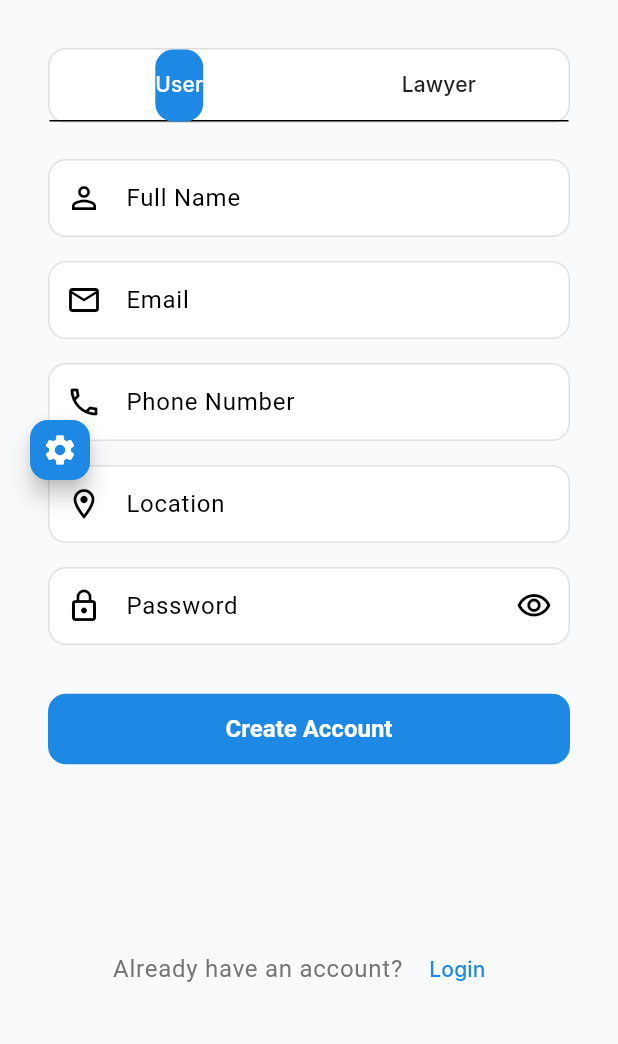
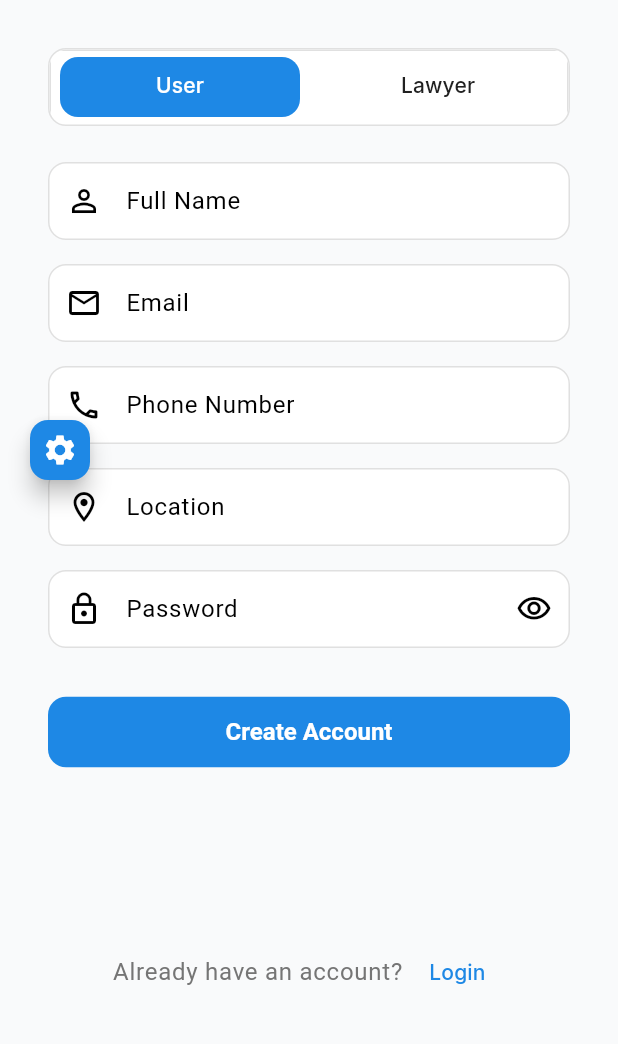
Before and after one commit to shadabtanjeed/CaseMate, a Flutter app: the screen it shows after launch, after a tap on "Skip", after a tap on "Login", after a tap on "Sign up", on a phone screen of 412 x 824 dp, the part 168-1212 px from its top. Run offline on Flutter 3.47's test engine with Material 3 defaults, Android fonts, the phone set to English and light mode, and no system bars; our stand-ins replace equatable, flutter_dotenv, flutter_markdown, flutter_riverpod, flutter_secure_storage, fluttertoast and 3 more; missing offline and left inert: flutter_sslcommerz, jitsi_meet_flutter_sdk; project files that could hold a hidden picture were left out.

Commit message:
add padding on registration page, polish ui

```diff
--- a/frontend/lib/features/auth/presentation/screens/register_screen.dart
+++ b/frontend/lib/features/auth/presentation/screens/register_screen.dart
@@ -167,18 +167,36 @@ class _RegisterScreenState extends ConsumerState<RegisterScreen>
                     borderRadius: BorderRadius.circular(12),
                     border: Border.all(color: AppTheme.borderColor),
                   ),
+                  child: ClipRRect(
+                    borderRadius: BorderRadius.circular(12),
+                    child: Container(
+                      decoration: BoxDecoration(
+                        border: Border(
+                          top: BorderSide(color: AppTheme.borderColor),
+                          left: BorderSide(color: AppTheme.borderColor),
+                          right: BorderSide(color: AppTheme.borderColor),
+                          bottom: BorderSide(color: Colors.transparent),
+                        ),
+                      ),
                       child: TabBar(
                         controller: _tabController,
                         indicator: BoxDecoration(
                           color: AppTheme.primaryBlue,
                           borderRadius: BorderRadius.circular(12),
                         ),
+                        indicatorSize: TabBarIndicatorSize.tab,
+                        indicatorPadding: const EdgeInsets.symmetric(horizontal: 6, vertical: 4),
                         labelColor: Colors.white,
                         unselectedLabelColor: AppTheme.textPrimary,
+                        dividerColor: Colors.transparent,
+                        isScrollable: false,
+                        labelPadding: const EdgeInsets.symmetric(horizontal: 0),
                         tabs: const [
                           Tab(text: 'User'),
                           Tab(text: 'Lawyer'),
                         ],
+                      ),
+                    ),
                   ),
                 ),
                 const SizedBox(height: 24),
@@ -452,7 +470,7 @@ class _RegisterScreenState extends ConsumerState<RegisterScreen>
               decoration: const InputDecoration(
                 labelText: 'Consultation Fee (per hour)',
                 prefixIcon: Icon(Icons.attach_money),
-                hintText: 'e.g. 50.00',
+                hintText: 'e.g. 500.00',
               ),
               validator: (value) {
                 if (value == null || value.isEmpty) {
--- a/frontend/lib/features/auth/presentation/screens/splash_screen.dart
+++ b/frontend/lib/features/auth/presentation/screens/splash_screen.dart
@@ -22,58 +22,34 @@ class _SplashScreenState extends State<SplashScreen>
   void initState() {
     super.initState();
     _controller = AnimationController(
-      duration: const Duration(milliseconds: 2200),
+      duration: const Duration(milliseconds: 1400),
       vsync: this,
     );
 
-    // Initial emerge animation
     _scaleAnimation = Tween<double>(begin: 0.0, end: 1.0).animate(
       CurvedAnimation(
         parent: _controller,
-        curve: const Interval(0.0, 0.35, curve: Curves.elasticOut),
+        curve: const Interval(0.0, 0.34, curve: Curves.easeOutCubic),
+      ),
+    );
+    _pulseAnimation = AlwaysStoppedAnimation<double>(1.0);
+
+    _glowAnimation = Tween<double>(begin: 0.0, end: 1.0).animate(
+      CurvedAnimation(
+        parent: _controller,
+        curve: const Interval(0.56, 0.82, curve: Curves.easeIn),
       ),
     );
 
-    // Gentle throb/pulse animation
-    _pulseAnimation = TweenSequence<double>([
-      TweenSequenceItem(
-        tween: Tween<double>(begin: 1.0, end: 1.08)
-            .chain(CurveTween(curve: Curves.easeInOut)),
-        weight: 1.0,
-      ),
-      TweenSequenceItem(
-        tween: Tween<double>(begin: 1.08, end: 1.0)
-            .chain(CurveTween(curve: Curves.easeInOut)),
-        weight: 1.0,
-      ),
-    ]).animate(
+    _shineAnimation = Tween<double>(begin: -1.0, end: 1.5).animate(
       CurvedAnimation(
         parent: _controller,
-        curve: const Interval(0.35, 0.65, curve: Curves.easeInOut),
+        curve: const Interval(0.58, 1.0, curve: Curves.easeInOut),
       ),
     );
 
-    // Glow intensity animation
-    _glowAnimation = Tween<double>(begin: 0.0, end: 1.0).animate(
-      CurvedAnimation(
-        parent: _controller,
-        curve: const Interval(0.6, 0.85, curve: Curves.easeIn),
-      ),
-    );
-
-    // Glass shine effect - completes before transition
-    _shineAnimation = Tween<double>(begin: -1.0, end: 1.5).animate(
-      CurvedAnimation(
-        parent: _controller,
-        curve: const Interval(0.65, 0.95, curve: Curves.easeInOut),
-      ),
-    );
-
-    _controller.forward();
-
-    // Delay increased to allow shine to complete
-    Future.delayed(const Duration(milliseconds: 2800), () {
-      widget.onComplete();
+    _controller.forward().whenComplete(() {
+      if (mounted) widget.onComplete();
     });
   }
 
@@ -108,7 +84,6 @@ class _SplashScreenState extends State<SplashScreen>
                     child: Stack(
                       alignment: Alignment.center,
                       children: [
-                        // Outer glow effect
                         Container(
                           width: 112,
                           height: 112,
@@ -116,19 +91,18 @@ class _SplashScreenState extends State<SplashScreen>
                             borderRadius: BorderRadius.circular(24),
                             boxShadow: [
                               BoxShadow(
-                                color: Colors.white.withOpacity(0.3 * _glowAnimation.value),
-                                blurRadius: 40 * _glowAnimation.value,
-                                spreadRadius: 10 * _glowAnimation.value,
+                                color: Colors.white.withOpacity(0.18 * _glowAnimation.value),
+                                blurRadius: 28 * _glowAnimation.value,
+                                spreadRadius: 6 * _glowAnimation.value,
                               ),
                               BoxShadow(
-                                color: AppTheme.primaryBlue.withOpacity(0.4 * _glowAnimation.value),
-                                blurRadius: 60 * _glowAnimation.value,
-                                spreadRadius: 5 * _glowAnimation.value,
+                                color: AppTheme.primaryBlue.withOpacity(0.24 * _glowAnimation.value),
+                                blurRadius: 40 * _glowAnimation.value,
+                                spreadRadius: 3 * _glowAnimation.value,
                               ),
                             ],
                           ),
                         ),
-                        // Main container
                         ClipRRect(
                           borderRadius: BorderRadius.circular(24),
                           child: Stack(
@@ -152,7 +126,6 @@ class _SplashScreenState extends State<SplashScreen>
                                   color: AppTheme.primaryBlue,
                                 ),
                               ),
-                              // Glass shine effect
                               if (_shineAnimation.value > -1.0 && _shineAnimation.value < 1.5)
                                 Positioned.fill(
                                   child: Transform.translate(
@@ -165,9 +138,9 @@ class _SplashScreenState extends State<SplashScreen>
                                           end: Alignment.centerRight,
                                           colors: [
                                             Colors.transparent,
-                                            Colors.white.withOpacity(0.4),
-                                            Colors.white.withOpacity(0.6),
-                                            Colors.white.withOpacity(0.4),
+                                            Colors.white.withOpacity(0.28),
+                                            Colors.white.withOpacity(0.48),
+                                            Colors.white.withOpacity(0.28),
                                             Colors.transparent,
                                           ],
                                           stops: const [0.0, 0.3, 0.5, 0.7, 1.0],
@@ -185,8 +158,36 @@ class _SplashScreenState extends State<SplashScreen>
                 },
               ),
               const SizedBox(height: 24),
-              FadeTransition(
-                opacity: _controller,
+              // Text with synchronized glassy shine using the same _shineAnimation
+              AnimatedBuilder(
+                animation: _controller,
+                builder: (context, child) {
+                  // current shine value from -1.0 .. 1.5
+                  final shine = _shineAnimation.value;
+
+                  return Opacity(
+                    opacity: _controller.value,
+                    child: LayoutBuilder(builder: (context, constraints) {
+                      return ShaderMask(
+                        blendMode: BlendMode.srcATop,
+                        shaderCallback: (Rect bounds) {
+                          final width = bounds.width;
+                          final travel = width + 80.0;
+                          final dx = shine * travel;
+
+                          return LinearGradient(
+                            begin: Alignment.centerLeft,
+                            end: Alignment.centerRight,
+                            colors: [
+                              Colors.transparent,
+                              Colors.white.withOpacity(0.4),
+                              Colors.white.withOpacity(0.6),
+                              Colors.white.withOpacity(0.4),
+                              Colors.transparent,
+                            ],
+                            stops: const [0.0, 0.3, 0.5, 0.7, 1.0],
+                          ).createShader(Rect.fromLTWH(dx - width, 0, width * 2, bounds.height));
+                        },
                         child: const Text(
                           'CaseMate',
                           style: TextStyle(
@@ -196,6 +197,10 @@ class _SplashScreenState extends State<SplashScreen>
                             letterSpacing: 1.2,
                           ),
                         ),
+                      );
+                    }),
+                  );
+                },
               ),
             ],
           ),
```
Lines whose indentation alone changed are shown as unchanged.
